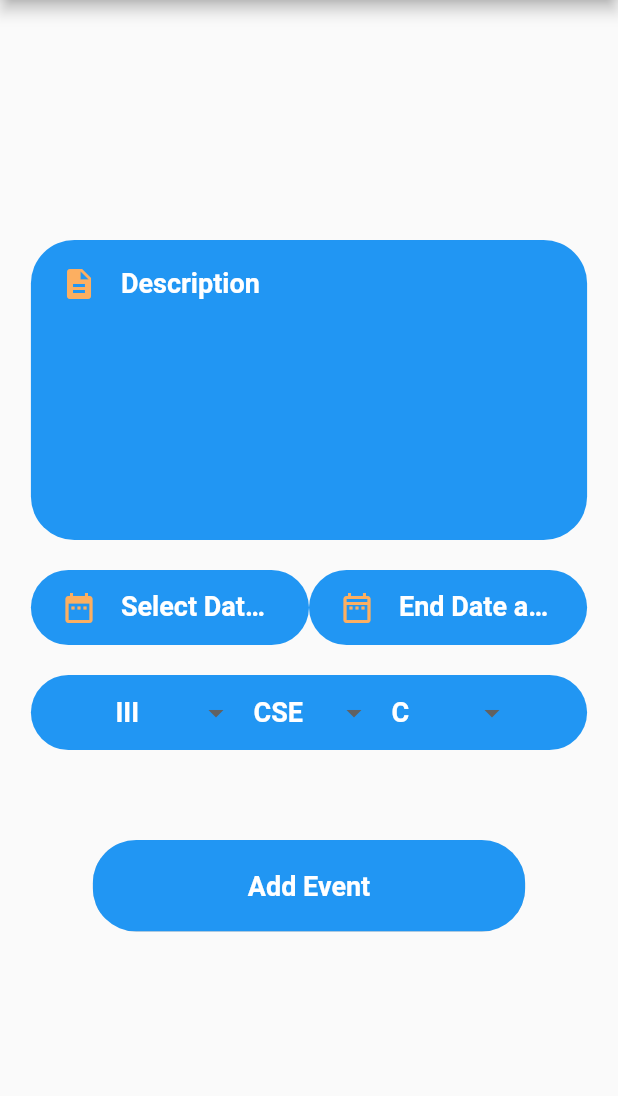
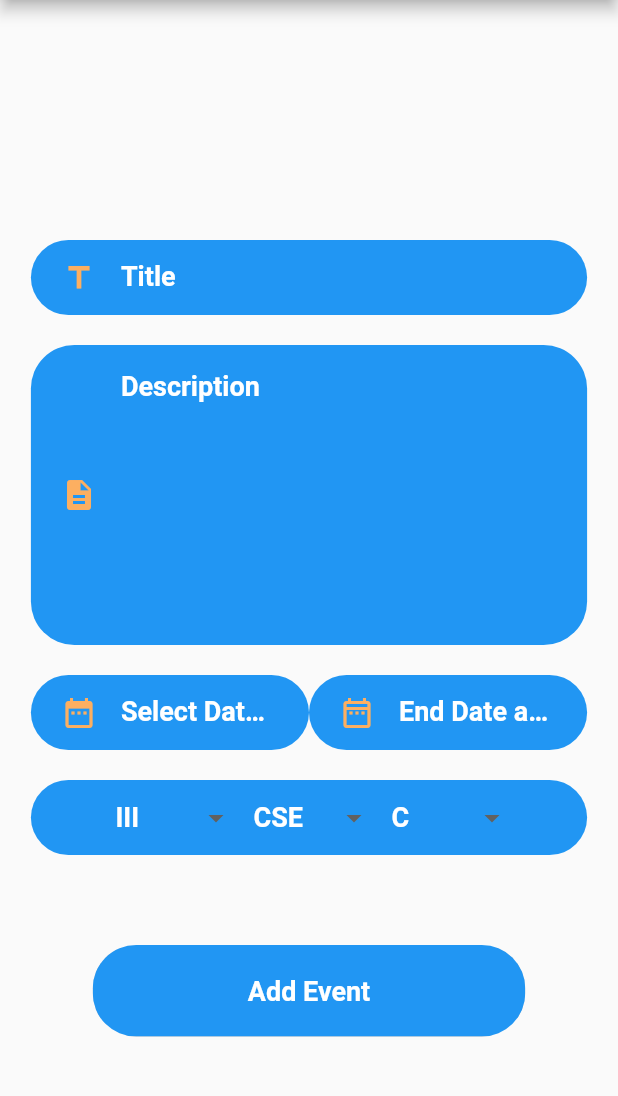
Before and after one commit to SriGiriT/student_task_manager, a Flutter app: the AddEvent screen opened by its route, after a tap on "Add Event", on a phone screen of 412 x 824 dp, the part 84-1180 px from its top. Run offline on Flutter 3.47's test engine with Material 2 defaults, Android fonts, the phone set to English and light mode, and no system bars; our stand-ins replace firebase_auth, firebase_core, google_sign_in, shared_preferences; accounts and stored records are empty.

Commit message:
Ist iteration

```diff
--- a/lib/Screens/AddEvent.dart
+++ b/lib/Screens/AddEvent.dart
@@ -1,6 +1,7 @@
 import 'dart:convert';
 import 'dart:math';
 
+import 'package:firebase_auth/firebase_auth.dart';
 import 'package:flutter/material.dart';
 import 'package:provider/provider.dart';
 import 'package:student_task_manager/component/RoundedButton.dart';
@@ -40,6 +41,7 @@ class AddEvent extends StatefulWidget {
   String selectedDept = 'CSE';
   String selectedClass = 'C';
   String description = "";
+  String title = "";
 
   @override
   State<AddEvent> createState() => _AddEventState();
@@ -55,7 +57,10 @@ class _AddEventState extends State<AddEvent> {
         child: Container(
             margin: EdgeInsets.all(5),
             width: 50,
-          child: Text(currency, style: kButtonTextStyle,)),
+            child: Text(
+              currency,
+              style: kButtonTextStyle,
+            )),
       );
       dropdownItems.add(newItem);
     }
@@ -75,6 +80,7 @@ class _AddEventState extends State<AddEvent> {
         onChanged: fun);
   }
 
+  final user = FirebaseAuth.instance.currentUser;
   @override
   Widget build(BuildContext context) {
     Size size = MediaQuery.of(context).size;
@@ -92,7 +98,6 @@ class _AddEventState extends State<AddEvent> {
                 "Logout",
                 style: TextStyle(color: Colors.white),
               ))
-
         ],
       ),
       body: SingleChildScrollView(
@@ -100,10 +105,19 @@ class _AddEventState extends State<AddEvent> {
           child: Column(
             crossAxisAlignment: CrossAxisAlignment.center,
             mainAxisAlignment: MainAxisAlignment.center,
-            children:  [
+            children: [
               SizedBox(
                 height: 150,
               ),
+              RoundedInputField(
+                  hintText: "Title",
+                  onTap: () {},
+                  icon: Icons.title,
+                  onChanged: (value) {
+                    widget.title = value;
+                  },
+                  times: 0.9,
+                  isDes: false),
               RoundedInputField(
                 isDes: true,
                 times: 0.9,
@@ -244,9 +258,12 @@ class _AddEventState extends State<AddEvent> {
                   String st = widget.startDate.toString();
                   String ed = widget.endDate.toString();
                   var body = {
+                    'title': widget.title,
                     'description': widget.description.toString(),
-                    'fromDate': '${st.substring(0, 9)} IST ${st.substring(10, 19)}',
-                    'endDate': '${ed.substring(0, 9)} IST ${st.substring(10, 19)}',
+                    'fromDate':
+                        '${st.substring(0, 10)} IST ${st.substring(11, 19)}',
+                    'endDate':
+                        '${ed.substring(0, 10)} IST ${ed.substring(11, 19)}',
                     'classCode':
                         '${widget.selectedYear} ${widget.selectedDept} ${widget.selectedClass}'
                   };
@@ -255,7 +272,8 @@ class _AddEventState extends State<AddEvent> {
                   //     body.keys.map((e) => '$e=${body[e]}').join("&");
                   http.post(Uri.parse('$kURL/teacher/event/new'), body: body);
                   print(
-                      "$kURL/${widget.description}/${st.substring(0, 9)} IST ${st.substring(10, 19)}/${ed.substring(0, 9)} IST ${st.substring(10, 19)}/${widget.selectedYear} ${widget.selectedDept} ${widget.selectedClass}");
+                      "$kURL/${widget.title}/${widget.description}/${st.substring(0, 10)} IST ${st.substring(11, 19)}/${ed.substring(0, 10)} IST ${ed.substring(11, 19)}/${widget.selectedYear} ${widget.selectedDept} ${widget.selectedClass}");
+                  Navigator.pop(context);
                 },
               )
             ],
--- a/lib/Screens/common_welcome.dart
+++ b/lib/Screens/common_welcome.dart
@@ -28,13 +28,13 @@ class _CommonWelcomeState extends State<CommonWelcome> {
   _loadSelectedPage() async {
     SharedPreferences prefs = await SharedPreferences.getInstance();
     setState(() {
-      _selectedPage = prefs.getString("selected_page11");
+      _selectedPage = prefs.getString("${kSaveKey}");
     });
   }
 
   _saveSelectedPage(String page) async {
     SharedPreferences prefs = await SharedPreferences.getInstance();
-    prefs.setString("selected_page11", page);
+    prefs.setString("${kSaveKey}", page);
   }
 
   @override
--- a/lib/component/RoundedInputFeild.dart
+++ b/lib/component/RoundedInputFeild.dart
@@ -1,4 +1,5 @@
 import 'package:flutter/material.dart';
+import 'package:student_task_manager/Screens/common_welcome.dart';
 import 'package:student_task_manager/constant.dart';
 import 'package:student_task_manager/component/TextFieldContainer.dart';
 
@@ -33,6 +34,7 @@ class _RoundedInputFieldState extends State<RoundedInputField> {
         // widget.onChanged;
         onChanged: widget.onChanged,
         cursorColor: kPrimaryColor,
+        maxLines: widget.isDes ? 10 : 1,
         decoration: InputDecoration(
           hintStyle: TextStyle(color: Colors.white),
           icon: Icon(
--- a/lib/constant.dart
+++ b/lib/constant.dart
@@ -1,10 +1,11 @@
 import 'package:flutter/material.dart';
 import 'package:google_sign_in/google_sign_in.dart';
 
-String kURL = "https://5f96-103-114-211-140.in.ngrok.io";
+String kURL = "https://f3ba-2409-4072-6e97-b88b-da80-ab84-3d87-65a5.ap.ngrok.io";
 const kPrimaryColor = Colors.blue;
 const kPrimaryLightColor = Color.fromARGB(252, 255, 175, 95);
 const kButtonColor = Colors.black12;
+const kSaveKey = "selected_page111111111";
 TextStyle kButtonTextStyle =
     TextStyle(color: Colors.white, fontSize: 18, fontWeight: FontWeight.bold);
 Future<bool> onBackPressed(BuildContext context, String text) {
--- a/pubspec.yaml
+++ b/pubspec.yaml
@@ -44,6 +44,7 @@ dependencies:
   provider: ^6.0.5
   firebase_core: ^2.4.1
   shared_preferences: ^2.0.17
+  url_launcher: ^6.1.8
   # flutter_appauth: ^4.2.1
 
 
```
Also changed, not shown: lib/Screens/EventScreen.dart (+34 -22 lines), lib/Screens/event_screen_teacher.dart (+122 -18 lines), pubspec.lock, 6 other files. Lines whose indentation alone changed are shown as unchanged.
